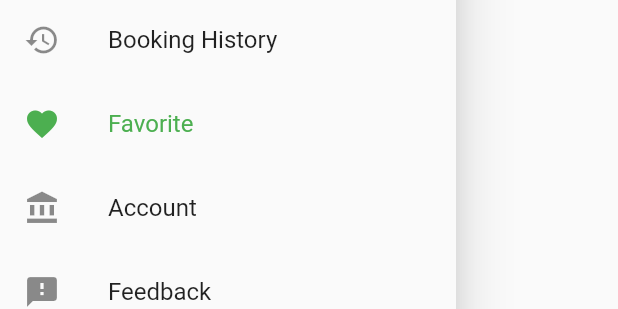
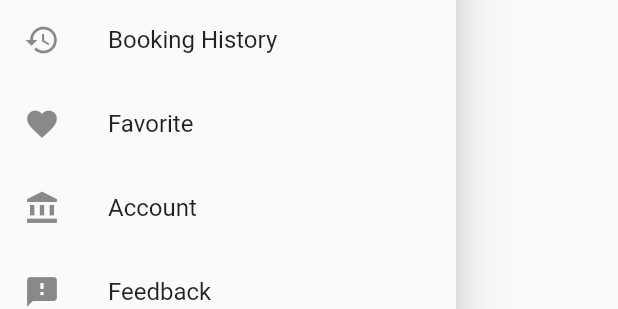
Before and after one commit to smart-think-app/parking, a Flutter app: the ProfileLogin widget shown alone on an empty page, opened directly, on a phone screen of 412 x 824 dp. Shown: the part 256-565 px from the top of the screen. Run offline on Flutter 3.47's test engine with Material 2 defaults, Android fonts, the phone set to English and light mode, and no system bars; network calls fail.

Commit message:
code menu

```diff
--- a/lib/components/drawer/profile-login.dart
+++ b/lib/components/drawer/profile-login.dart
@@ -5,8 +5,9 @@ class MenuDto {
   String name;
   IconData icon;
   bool isSelected;
+  int data;
 
-  MenuDto(this.name , this.icon , {this.isSelected = false});
+  MenuDto(this.name , this.icon , this.data, {this.isSelected = false});
 }
 
 class ProfileLogin extends StatefulWidget {
@@ -18,13 +19,13 @@ class ProfileLoginState extends State<ProfileLogin> {
   String name = "Tran Quoc Huy";
   String phone = "0946515847";
   List<MenuDto> listMenu = [
-    MenuDto("Booking History" , Icons.history),
-    MenuDto("Favorite" , Icons.favorite , isSelected: true),
-    MenuDto("Account" , Icons.account_balance),
-    MenuDto("Feedback" , Icons.feedback),
-    MenuDto("FeeDebt Checking" , Icons.money),
-    MenuDto("Support" , Icons.support),
-    MenuDto("logout" , Icons.logout),
+    MenuDto("Booking History" , Icons.history,1),
+    MenuDto("Favorite" , Icons.favorite , 2),
+    MenuDto("Account" , Icons.account_balance,3),
+    MenuDto("Feedback" , Icons.feedback,4),
+    MenuDto("FeeDebt Checking" , Icons.money,5),
+    MenuDto("Support" , Icons.support,6),
+    MenuDto("logout" , Icons.logout,7),
   ];
   @override
   Widget build(BuildContext context) {
@@ -56,11 +57,22 @@ class ProfileLoginState extends State<ProfileLogin> {
               ],),)
           ),];
     List<Widget> menuWidget = listMenu.map(
-      (e) =>  ListTile(onTap: (){},leading: Icon(e.icon),
+      (e) =>  ListTile(onTap: (){
+        onTapMenu(e);
+      },leading: Icon(e.icon),
       title: Text(e.name),
-      selectedColor: Colors.green,
+      selectedColor: Colors.white,
+      selectedTileColor: THEME_BACKGROUND_COLOR,
       selected: e.isSelected,)).toList();
     baseWidgets.addAll(menuWidget);
     return baseWidgets;
   }
+
+  void onTapMenu(MenuDto itemSelected) {
+    setState(() {
+      for (var item in listMenu) {
+      item.isSelected = itemSelected.data == item.data;
+    }
+    });
+  }
 }
```
